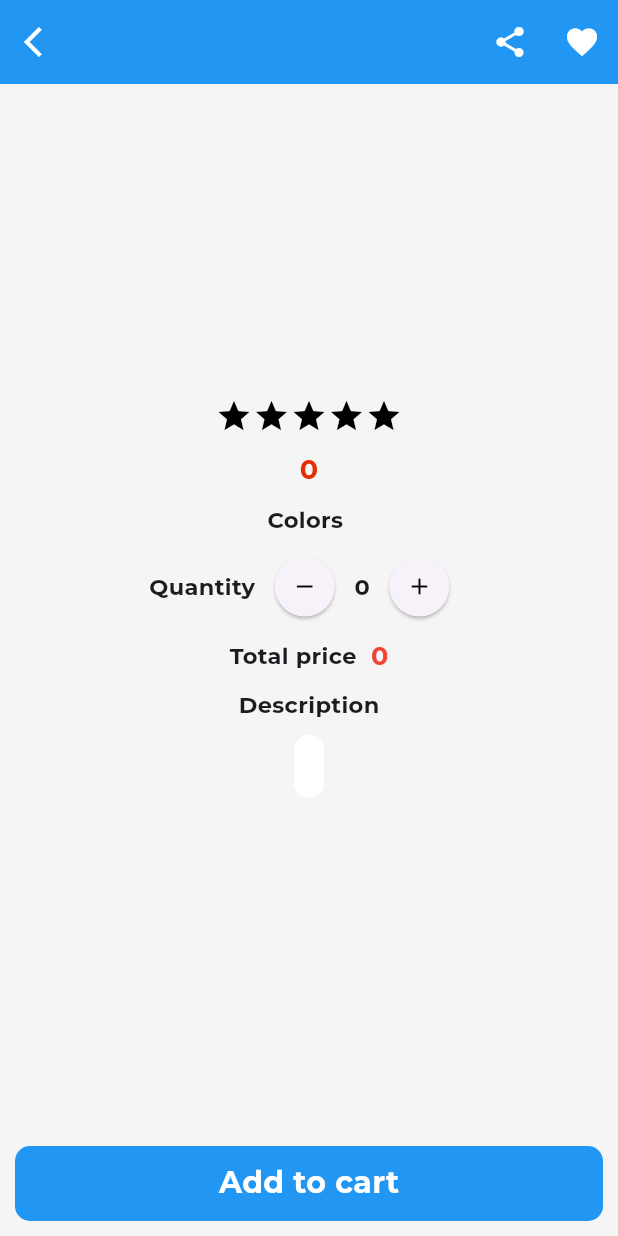
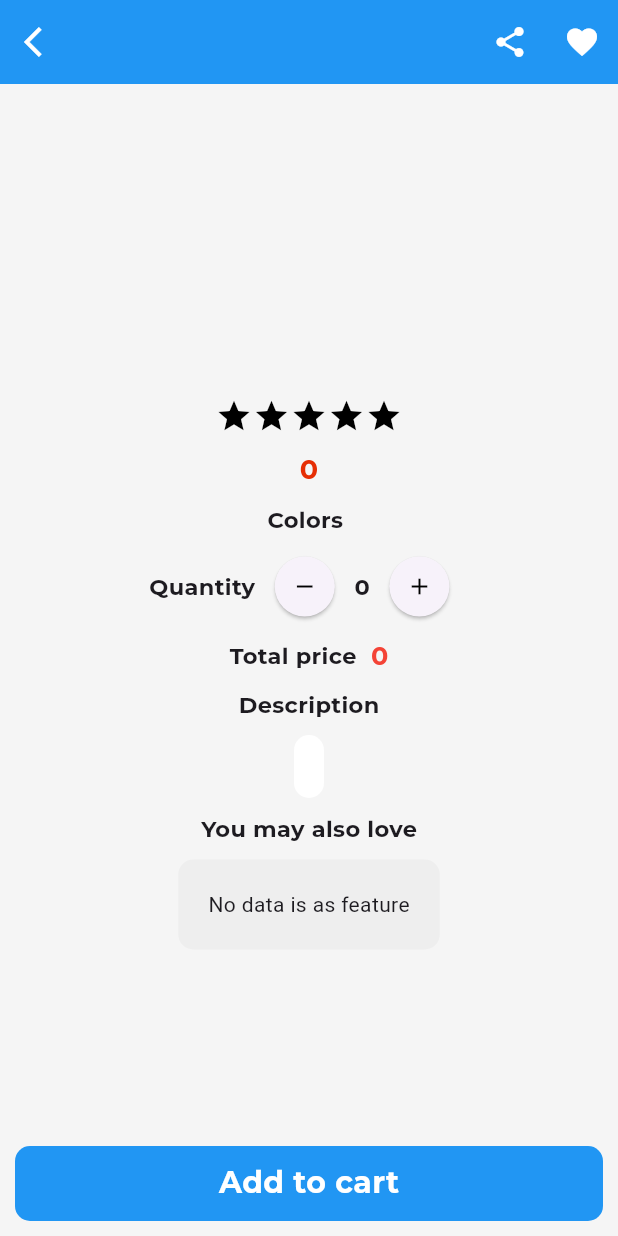
Before and after one commit to AbirHasanShuvo/seed_hub, a Flutter app: the ProductDetailsScreen screen opened directly with empty values, on a phone screen of 412 x 824 dp. Run offline on Flutter 3.47's test engine with Material 3 defaults, Android fonts, the phone set to English and light mode, and no system bars; drawn by our look-alikes of velocity_x; our stand-ins replace cloud_firestore, firebase_auth, firebase_core, get, google_fonts, google_sign_in and 2 more; accounts and stored records are empty.

Commit message:
completed product details screen

```diff
--- a/lib/controllers/product_details_controller.dart
+++ b/lib/controllers/product_details_controller.dart
@@ -4,7 +4,7 @@ class ProductDetailsController extends GetxController {
   var colorIndex = 0.obs;
   var quantityIndex = 0.obs;
 
-  var price = 0.obs ;
+  var price = 0.obs;
 
   changeColorIndex({index}) {
     colorIndex.value = index;
--- a/lib/views/category_screen/category_details.dart
+++ b/lib/views/category_screen/category_details.dart
@@ -16,7 +16,9 @@ class CategoryDetails extends StatelessWidget {
   Widget build(BuildContext context) {
     return Scaffold(
       appBar: AppBar(
-        leading: const Icon(Icons.arrow_back_ios),
+        leading: const Icon(Icons.arrow_back_ios).onTap(() {
+          Navigator.of(context).pop();
+        }).box.make(),
         iconTheme: const IconThemeData(color: Colors.white),
         flexibleSpace: Container(
           decoration: const BoxDecoration(
--- a/lib/views/product_details_screen/product_details_screen.dart
+++ b/lib/views/product_details_screen/product_details_screen.dart
@@ -1,3 +1,4 @@
+import 'package:cloud_firestore/cloud_firestore.dart';
 import 'package:flutter/material.dart';
 import 'package:get/get.dart';
 import 'package:seed_hub/common_widgets/text_widget.dart';
@@ -22,7 +23,12 @@ class ProductDetailsScreen extends StatelessWidget {
           IconButton(onPressed: () {}, icon: const Icon(Icons.share)),
           IconButton(onPressed: () {}, icon: const Icon(Icons.favorite)),
         ],
-        leading: const Icon(Icons.arrow_back_ios),
+        leading: const Icon(Icons.arrow_back_ios)
+            .onTap(() {
+              Navigator.of(context).pop();
+            })
+            .box
+            .make(),
         iconTheme: const IconThemeData(color: Colors.white),
         flexibleSpace: Container(
           decoration: const BoxDecoration(
@@ -234,6 +240,7 @@ class ProductDetailsScreen extends StatelessWidget {
                     fontFamily: mainFont,
                     fontweight: FontWeight.bold),
                 10.heightBox,
+
                 Container(
                   padding: const EdgeInsets.all(10),
                   decoration: BoxDecoration(
@@ -242,6 +249,81 @@ class ProductDetailsScreen extends StatelessWidget {
                   child: makeText(
                       text: data['p_desc'], size: 15.0, fontFamily: mainFont),
                 ),
+                10.heightBox,
+                makeText(
+                    text: 'You may also love',
+                    size: 15.0,
+                    fontFamily: mainFont,
+                    fontweight: FontWeight.bold),
+                10.heightBox,
+                Container(
+                    padding: const EdgeInsets.all(20),
+                    decoration: BoxDecoration(
+                        borderRadius: BorderRadius.circular(10),
+                        color: Colors.grey.shade200),
+                    child: SingleChildScrollView(
+                        physics: const BouncingScrollPhysics(),
+                        scrollDirection: Axis.horizontal,
+                        child: FutureBuilder(
+                          future: FirestoreServices.getProductByCategory(
+                              categoryName: data['p_category']),
+                          builder: (BuildContext context,
+                              AsyncSnapshot<QuerySnapshot> snapshot) {
+                            if (!snapshot.hasData) {
+                              return makeText(text: 'No data');
+                            } else if (snapshot.data!.docs.isEmpty) {
+                              return const Center(
+                                child: Text('No data is as feature'),
+                              );
+                            } else {
+                              var featureData = snapshot.data!.docs;
+                              return Row(
+                                  children: List.generate(
+                                      featureData.length,
+                                      (index) => Container(
+                                            padding: const EdgeInsets.all(10),
+                                            decoration: BoxDecoration(
+                                                color: Colors.white,
+                                                borderRadius:
+                                                    BorderRadius.circular(10)),
+                                            child: Column(
+                                              children: [
+                                                Image.network(
+                                                  featureData[index]['p_imgs']
+                                                      [0],
+                                                  width: 150,
+                                                  height: 130,
+                                                  fit: BoxFit.cover,
+                                                ),
+                                                Text(
+                                                  featureData[index]['p_name'],
+                                                  style: TextStyle(
+                                                      fontSize: 14.0,
+                                                      fontWeight:
+                                                          FontWeight.bold,
+                                                      fontFamily: mainFont,
+                                                      color: Colors.green,
+                                                      overflow: TextOverflow
+                                                          .ellipsis),
+                                                ),
+                                                2.heightBox,
+                                                makeText(
+                                                    text: featureData[index]
+                                                        ['p_price'],
+                                                    size: 16.0,
+                                                    fontFamily: mainFont,
+                                                    fontweight: FontWeight.bold,
+                                                    color: Colors.red)
+                                              ],
+                                            ),
+                                          )
+                                              .box
+                                              .padding(const EdgeInsets.only(
+                                                  right: 20))
+                                              .make()));
+                            }
+                          },
+                        )))
               ],
             ),
           ),
```
Also changed, not shown: lib/services/firestore_services.dart (+10 -4 lines).
